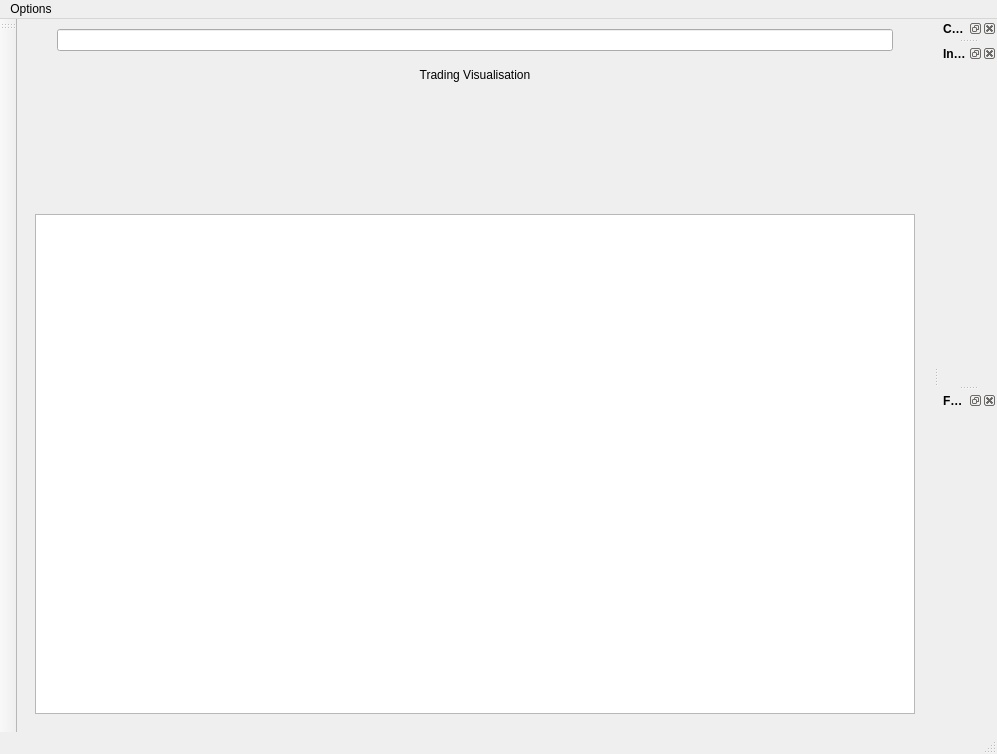
This is app/ui/main_window.ui in AlexLaur/TradeHelper as Qt 5 draws it before an edit. The edited form follows.
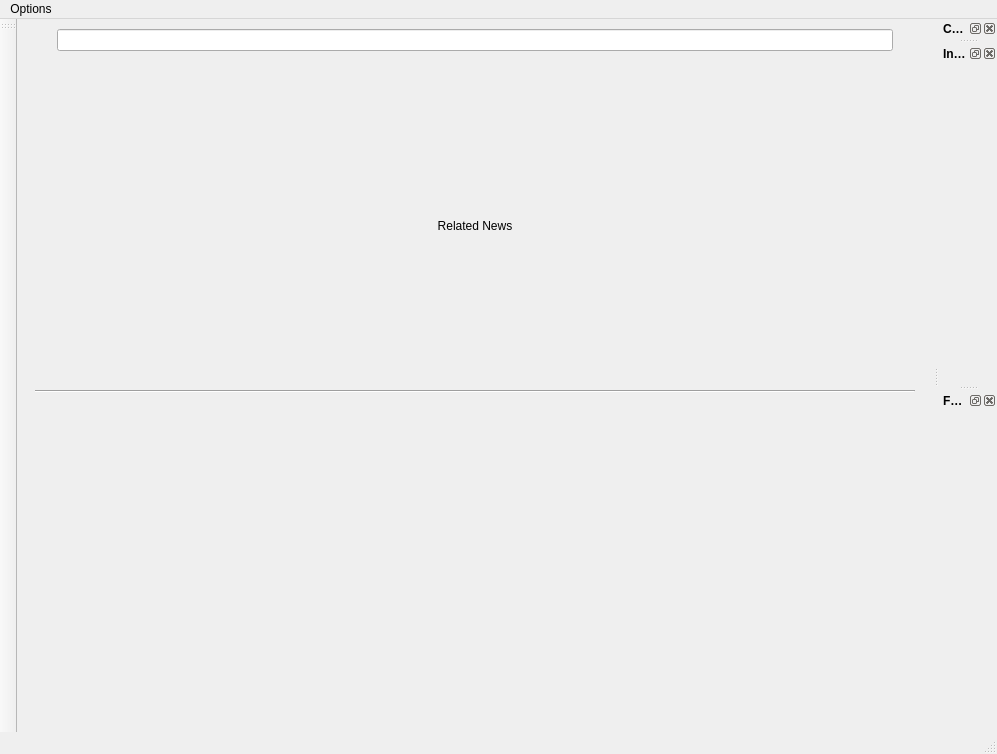
This is the edited form. The open tabs and pages were chosen to show the change. Icons and pictures are not drawn. Custom widgets are drawn as their Qt base class.

Commit message: Refining Market info in Welcome Page

```diff
--- a/app/ui/main_window.ui
+++ b/app/ui/main_window.ui
@@ -225,11 +225,38 @@
          </layout>
         </item>
         <item>
-         <widget class="WelcomeWidget" name="listWidget"/>
+         <widget class="Line" name="line">
+          <property name="orientation">
+           <enum>Qt::Horizontal</enum>
+          </property>
+         </widget>
         </item>
        </layout>
       </widget>
-      <widget class="ArticlesWidget" name="wgt_articles"/>
+      <widget class="QWidget" name="wgt_article">
+       <layout class="QVBoxLayout" name="verticalLayout_2">
+        <item>
+         <widget class="LabelTitle" name="label_2">
+          <property name="text">
+           <string>Related News</string>
+          </property>
+          <property name="alignment">
+           <set>Qt::AlignCenter</set>
+          </property>
+         </widget>
+        </item>
+        <item>
+         <widget class="Line" name="line_2">
+          <property name="orientation">
+           <enum>Qt::Horizontal</enum>
+          </property>
+         </widget>
+        </item>
+        <item>
+         <widget class="ArticlesWidget" name="wgt_articles" native="true"/>
+        </item>
+       </layout>
+      </widget>
       <widget class="GraphWidget" name="wgt_graph">
        <property name="cursor">
         <cursorShape>CrossCursor</cursorShape>
```
Left out of the diff: 19 changed lines with no effect on the pictures. Lines whose indentation alone changed are shown as unchanged. The commit also changes 6 other files.
